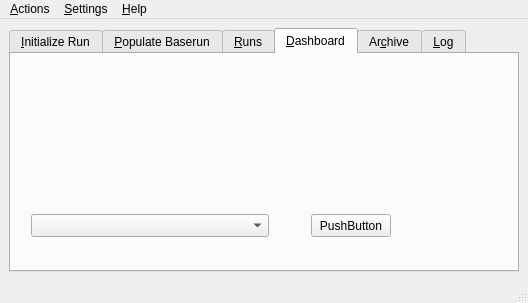
First picture: the form in src/gui/solps.ui, repository LeCAD-PEG/SOLPS-GUI, before the edit.
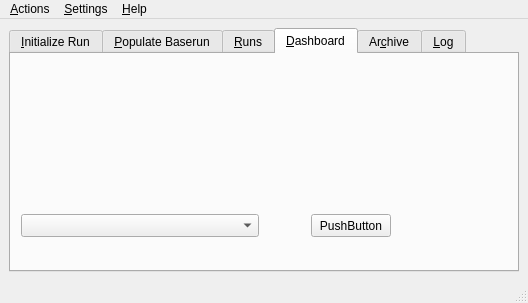
Second picture: the form after the edit. Custom widgets are drawn as their Qt base class.

What changed in the file:
```diff
--- a/src/gui/solps.ui
+++ b/src/gui/solps.ui
@@ -434,7 +434,7 @@
        <widget class="SolpsTcshPlots" name="SolpsTcshPlots">
         <property name="geometry">
          <rect>
-          <x>20</x>
+          <x>10</x>
           <y>160</y>
           <width>238</width>
           <height>23</height>
```
Left out of the diff: 10 changed lines with no effect on the pictures.
